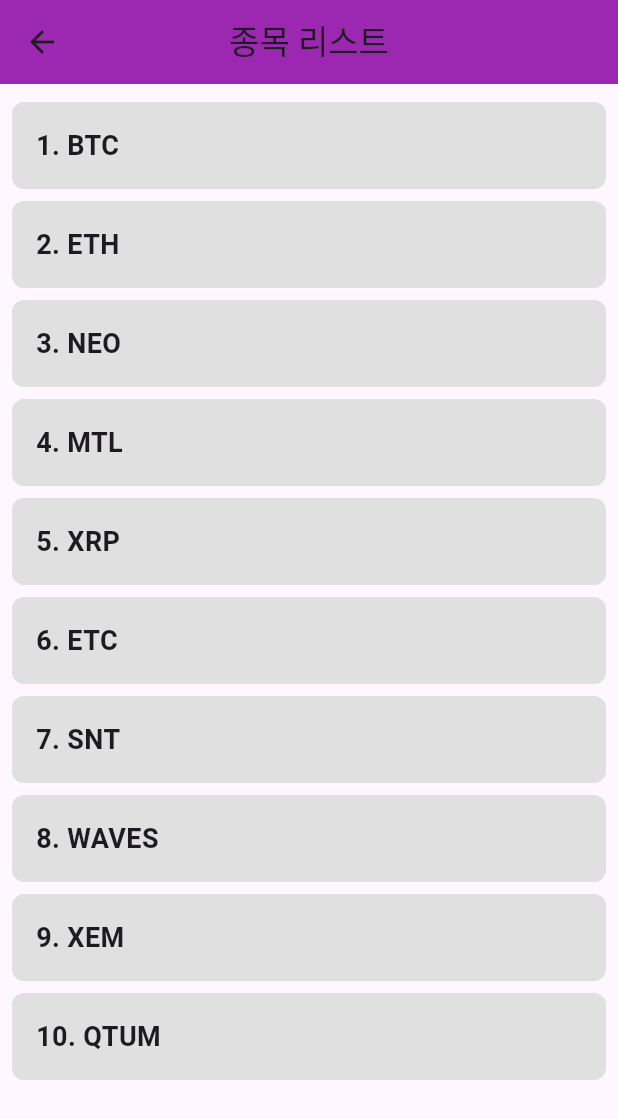
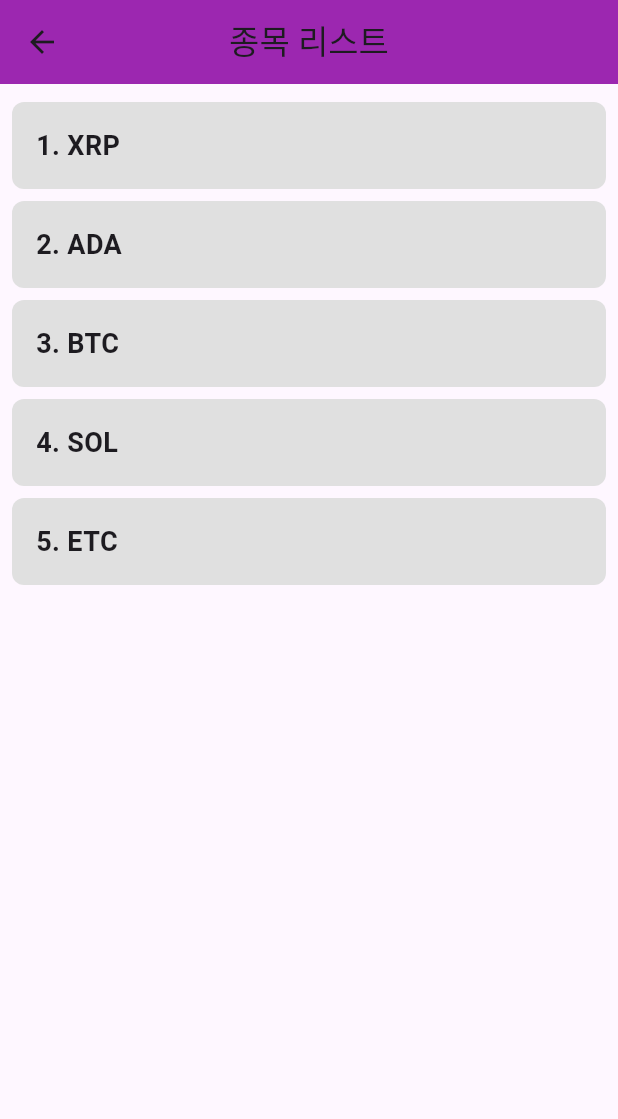
Before and after one commit to OldiesOS/coinguesser-front, a Flutter app: the Coinlist screen opened directly, on a phone screen of 412 x 824 dp. Shown: the top 1119 px of the screen. Run offline on Flutter 3.47's test engine with Material 3 defaults, Android fonts, the phone set to English and light mode, and no system bars; our stand-ins replace fl_chart, webview_flutter.

Commit message:
coinName Update

```diff
--- a/flutter_mobile/lib/CoinList.dart
+++ b/flutter_mobile/lib/CoinList.dart
@@ -19,16 +19,11 @@ class Coinlist extends StatelessWidget {
 
 class CoinList extends StatelessWidget {
   final List<String> coins = [
+    'XRP',
+    'ADA',
     'BTC',
-    'ETH',
-    'NEO',
-    'MTL',
-    'XRP',
+    'SOL',
     'ETC',
-    'SNT',
-    'WAVES',
-    'XEM',
-    'QTUM',
   ];
 
   @override
```
